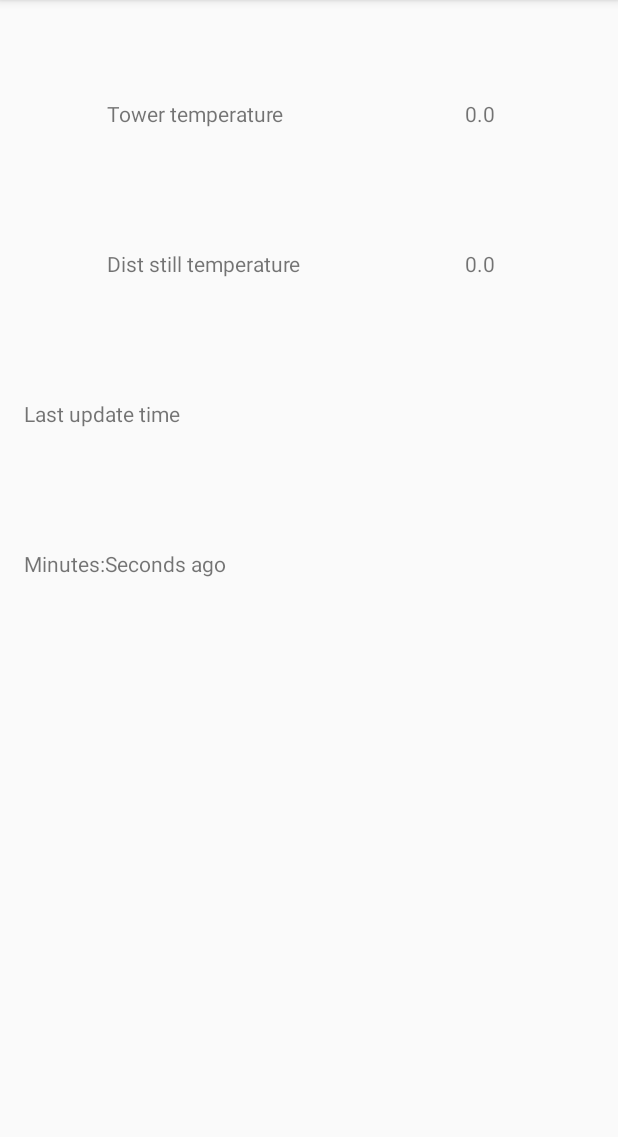
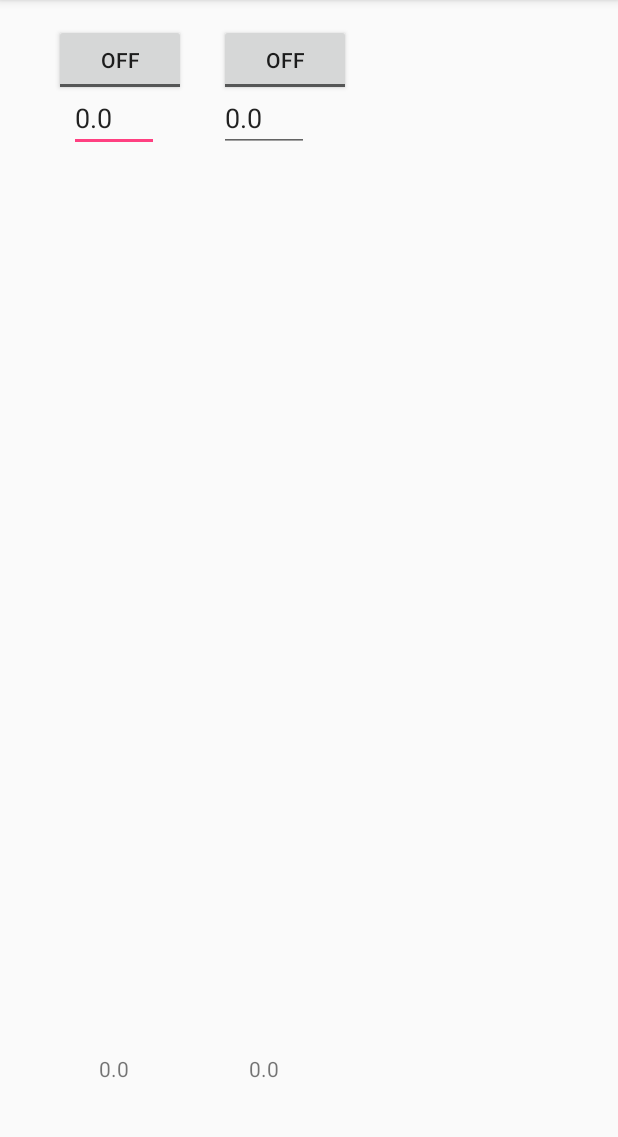
Before and after one commit to DenisStefanov/TempMonitorClient, an Android app: the screen it shows after launch (MainActivity), on a phone screen of 412 x 824 dp, the part 84-1221 px from its top. Run offline under Robolectric (Android 15) with nearby library versions, the phone set to English and light mode, and no system bars.

Commit message:
buttons, server config etc

```diff
--- a/app/src/main/res/layout/content_main.xml
+++ b/app/src/main/res/layout/content_main.xml
@@ -13,95 +13,83 @@
     tools:context="org.duckdns.denis_st.tempmonitorclient.MainActivity"
     tools:showIn="@layout/activity_main">
 
-    <TextView
-        android:text="0.0"
-        android:layout_width="wrap_content"
-        android:layout_height="wrap_content"
-        android:layout_alignParentTop="true"
-        android:layout_alignParentRight="true"
-        android:layout_alignParentEnd="true"
-        android:layout_marginRight="66dp"
-        android:layout_marginEnd="66dp"
-        android:layout_marginTop="50dp"
-        android:id="@+id/tempTowerVal" />
-
-    <TextView
-        android:text="Tower temperature"
-        android:layout_width="wrap_content"
-        android:layout_height="wrap_content"
-        android:layout_alignTop="@+id/tempTowerVal"
-        android:layout_alignParentLeft="true"
-        android:layout_alignParentStart="true"
-        android:layout_marginLeft="55dp"
-        android:layout_marginStart="55dp"
-        android:id="@+id/tempTower" />
-
-    <TextView
-        android:text="0.0"
-        android:layout_width="wrap_content"
-        android:layout_height="wrap_content"
-        android:layout_alignParentTop="true"
-        android:layout_alignParentRight="true"
-        android:layout_alignParentEnd="true"
-        android:layout_marginRight="66dp"
-        android:layout_marginEnd="66dp"
-        android:layout_marginTop="150dp"
-        android:id="@+id/tempStillVal" />
-
-    <TextView
-        android:text="Dist still temperature"
-        android:layout_width="wrap_content"
-        android:layout_height="wrap_content"
-        android:layout_alignTop="@+id/tempStillVal"
-        android:layout_alignParentLeft="true"
-        android:layout_alignParentStart="true"
-        android:layout_marginLeft="55dp"
-        android:layout_marginStart="55dp"
-        android:id="@+id/tempStill" />
 
     <TextView
         android:text=""
         android:layout_width="wrap_content"
         android:layout_height="wrap_content"
-        android:layout_alignParentTop="true"
-        android:layout_alignParentRight="true"
-        android:layout_alignParentEnd="true"
-        android:layout_marginRight="20dp"
-        android:layout_marginEnd="66dp"
-        android:layout_marginTop="250dp"
+        android:layout_alignParentBottom="true"
+        android:layout_alignParentLeft="true"
+        android:layout_marginLeft="0dp"
+        android:layout_marginBottom="0dp"
         android:id="@+id/lastupdate" />
-
     <TextView
-        android:text="Last update time"
+        android:text="0.0"
         android:layout_width="wrap_content"
         android:layout_height="wrap_content"
-        android:layout_alignTop="@+id/lastupdate"
+        android:id="@+id/tempTowerVal"
+        android:layout_alignParentBottom="true"
         android:layout_alignParentLeft="true"
         android:layout_alignParentStart="true"
-        android:layout_marginLeft="0dp"
-        android:layout_marginStart="55dp"
-        android:id="@+id/textView7" />
+        android:layout_marginStart="50dp"
+        android:layout_marginBottom="30dp" />
+    <TextView
+        android:text="0.0"
+        android:layout_width="wrap_content"
+        android:layout_height="wrap_content"
+        android:layout_alignParentBottom="true"
+        android:layout_alignParentLeft="true"
+        android:layout_alignParentStart="true"
+        android:layout_marginLeft="150dp"
+        android:layout_marginBottom="30dp"
+        android:id="@+id/tempStillVal" />
 
-    <TextView
-        android:text=""
+    <ToggleButton
+        android:text="Fix temperature"
         android:layout_width="wrap_content"
         android:layout_height="wrap_content"
         android:layout_alignParentTop="true"
-        android:layout_alignParentRight="true"
-        android:layout_alignParentEnd="true"
-        android:layout_marginRight="20dp"
-        android:layout_marginEnd="66dp"
-        android:layout_marginTop="350dp"
-        android:id="@+id/timeago" />
+        android:layout_alignParentLeft="true"
+        android:layout_marginLeft="20dp"
+        android:layout_marginTop="0dp"
+        android:id="@+id/ToggleStillBtn" />
 
-    <TextView
-        android:text="Minutes:Seconds ago"
+    <ToggleButton
+        android:text="Fix temperature"
         android:layout_width="wrap_content"
         android:layout_height="wrap_content"
-        android:layout_alignTop="@+id/timeago"
+        android:layout_alignParentTop="true"
         android:layout_alignParentLeft="true"
-        android:layout_alignParentStart="true"
-        android:layout_marginLeft="0dp"
-        android:layout_marginStart="55dp"
-        android:id="@+id/textView7" />
+        android:layout_marginLeft="130dp"
+        android:layout_marginTop="0dp"
+        android:id="@+id/ToggleTowerBtn" />
+
+    <EditText
+        android:layout_width="wrap_content"
+        android:layout_height="wrap_content"
+        android:inputType="textPersonName"
+        android:text="0.0"
+        android:ems="10"
+        android:maxLength="5"
+        android:width="60dp"
+        android:layout_alignParentTop="true"
+        android:layout_alignParentLeft="true"
+        android:layout_marginLeft="30dp"
+        android:layout_marginTop="40dp"
+        android:id="@+id/editStillTempFix" />
+    <EditText
+        android:layout_width="wrap_content"
+        android:layout_height="wrap_content"
+        android:inputType="textPersonName"
+        android:text="0.0"
+        android:ems="10"
+        android:maxLength="5"
+        android:width="60dp"
+        android:layout_alignParentTop="true"
+        android:layout_alignParentLeft="true"
+        android:layout_marginLeft="130dp"
+        android:layout_marginTop="40dp"
+        android:id="@+id/editTowerTempFix" />
+
+
 </RelativeLayout>
--- a/app/src/main/res/menu/menu_main.xml
+++ b/app/src/main/res/menu/menu_main.xml
@@ -23,8 +23,8 @@
         android:title="@string/action_stopSrv"
         app:showAsAction="never" />
     <item
-        android:id="@+id/action_showSrvLog"
+        android:id="@+id/action_configSrv"
         android:orderInCategory="100"
-        android:title="@string/action_showSrvLog"
+        android:title="@string/action_configSrv"
         app:showAsAction="never" />
 </menu>
--- a/app/src/main/res/values/strings.xml
+++ b/app/src/main/res/values/strings.xml
@@ -5,7 +5,7 @@
     <string name="action_updRegID">Update RegID</string>
     <string name="action_startSrv">Start Server</string>
     <string name="action_stopSrv">Stop Server</string>
-    <string name="action_showSrvLog">Show Server log</string>
+    <string name="action_configSrv">Upload config to the Server</string>
 
     <!-- Strings related to Settings -->
 
@@ -34,8 +34,9 @@
 
     <string name="pref_RegIDSrvFile">/tmp/regid.txt</string>
     <string name="pref_RegIDSrvFileTitle">RegID server file name</string>
-    <string name="pref_getLogCmd">tail -n 10 /var/log/tempmon.log</string>
-    <string name="pref_getLogCmdTitle">Show Server log</string>
+
+    <string name="pref_configSrv">python /home/pi/TempMonitorServer/config.py</string>
+    <string name="pref_configSrvTitle">Server configuration script run</string>
 
 
     <string name="pref_title_add_friends_to_messages">Add friends to messages</string>
--- a/app/src/main/res/xml/pref_general.xml
+++ b/app/src/main/res/xml/pref_general.xml
@@ -57,13 +57,13 @@
 
     <EditTextPreference
         android:capitalize="none"
-        android:defaultValue="@string/pref_getLogCmd"
+        android:defaultValue="@string/pref_configSrv"
         android:inputType="textVisiblePassword"
         android:key="getLogCmd"
         android:maxLines="1"
         android:selectAllOnFocus="true"
         android:singleLine="true"
-        android:title="@string/pref_getLogCmdTitle" />
+        android:title="@string/pref_configSrvTitle" />
     <EditTextPreference
         android:capitalize="none"
         android:defaultValue="@string/pref_RegIDSrvFile"
```
Also changed, not shown: app/src/main/java/org/duckdns/denis_st/tempmonitorclient/DrawView.java (+22 -28 lines), app/src/main/java/org/duckdns/denis_st/tempmonitorclient/MainActivity.java (+64 -25 lines), app/src/main/java/org/duckdns/denis_st/tempmonitorclient/ServerLogActivity.java (deleted, +0 -25 lines), app/src/main/res/layout/activity_server_log.xml (deleted, +0 -21 lines).
